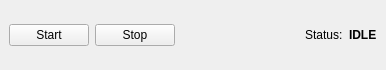
Old version of the form Applications/ctkExampleHost/ctkHostAppExampleWidget.ui in the repository commontk/CTK.
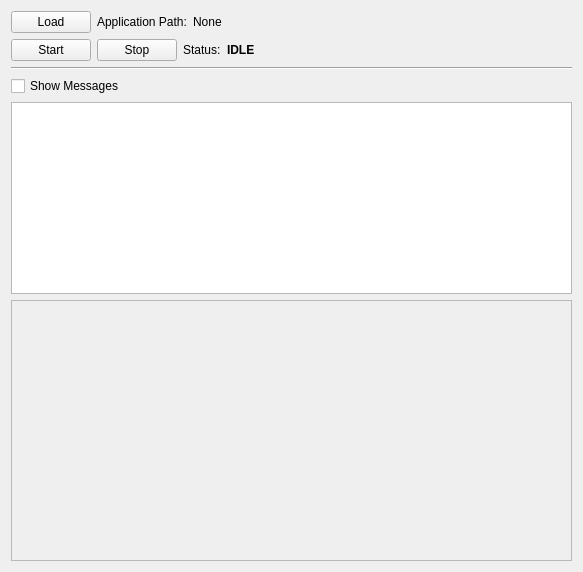
New version of the form.

Commit message: ENH: basic control widget for the application host

What changed in the file:
```diff
--- a/Applications/ctkExampleHost/ctkHostAppExampleWidget.ui
+++ b/Applications/ctkExampleHost/ctkHostAppExampleWidget.ui
@@ -1,26 +1,62 @@
 <?xml version="1.0" encoding="UTF-8"?>
 <ui version="4.0">
  <class>ctkHostAppExampleWidget</class>
- <widget class="QDockWidget" name="ctkHostAppExampleWidget">
+ <widget class="QWidget" name="ctkHostAppExampleWidget">
   <property name="geometry">
    <rect>
     <x>0</x>
     <y>0</y>
-    <width>386</width>
-    <height>70</height>
+    <width>583</width>
+    <height>572</height>
    </rect>
   </property>
-  <property name="features">
-   <set>QDockWidget::DockWidgetFloatable|QDockWidget::DockWidgetMovable</set>
+  <property name="sizePolicy">
+   <sizepolicy hsizetype="Expanding" vsizetype="MinimumExpanding">
+    <horstretch>0</horstretch>
+    <verstretch>0</verstretch>
+   </sizepolicy>
   </property>
-  <property name="allowedAreas">
-   <set>Qt::BottomDockWidgetArea|Qt::TopDockWidgetArea</set>
-  </property>
-  <property name="windowTitle">
-   <string>Host Application Example2</string>
-  </property>
-  <widget class="QWidget" name="dockWidgetContents">
-   <layout class="QHBoxLayout" name="horizontalLayout">
+  <layout class="QVBoxLayout" name="verticalLayout">
+   <item>
+    <layout class="QHBoxLayout" name="horizontalLayout_3">
+     <item>
+      <widget class="QPushButton" name="loadButton">
+       <property name="text">
+        <string>Load</string>
+       </property>
+      </widget>
+     </item>
+     <item>
+      <widget class="QLabel" name="label_2">
+       <property name="text">
+        <string>Application Path:</string>
+       </property>
+      </widget>
+     </item>
+     <item>
+      <widget class="QLabel" name="applicationPathLabel">
+       <property name="text">
+        <string>None</string>
+       </property>
+      </widget>
+     </item>
+     <item>
+      <spacer name="horizontalSpacer_3">
+       <property name="orientation">
+        <enum>Qt::Horizontal</enum>
+       </property>
+       <property name="sizeHint" stdset="0">
+        <size>
+         <width>40</width>
+         <height>20</height>
+        </size>
+       </property>
+      </spacer>
+     </item>
+    </layout>
+   </item>
+   <item>
+    <layout class="QHBoxLayout" name="horizontalLayout_2">
     <item>
      <widget class="QPushButton" name="startButton">
       <property name="text">
@@ -35,19 +71,6 @@
       </property>
      </widget>
     </item>
-    <item>
-     <spacer name="horizontalSpacer">
-      <property name="orientation">
-       <enum>Qt::Horizontal</enum>
-      </property>
-      <property name="sizeHint" stdset="0">
-       <size>
-        <width>107</width>
-        <height>20</height>
-       </size>
-      </property>
-     </spacer>
-    </item>
     <item>
      <widget class="QLabel" name="label">
       <property name="text">
@@ -56,7 +79,7 @@
      </widget>
     </item>
     <item>
-     <widget class="QLabel" name="label_2">
+      <widget class="QLabel" name="statusLabel">
       <property name="font">
        <font>
         <weight>75</weight>
@@ -68,8 +91,79 @@
       </property>
      </widget>
     </item>
-   </layout>
-  </widget>
+     <item>
+      <spacer name="horizontalSpacer">
+       <property name="orientation">
+        <enum>Qt::Horizontal</enum>
+       </property>
+       <property name="sizeHint" stdset="0">
+        <size>
+         <width>107</width>
+         <height>20</height>
+        </size>
+       </property>
+      </spacer>
+     </item>
+    </layout>
+   </item>
+   <item>
+    <widget class="Line" name="line">
+     <property name="orientation">
+      <enum>Qt::Horizontal</enum>
+     </property>
+    </widget>
+   </item>
+   <item>
+    <layout class="QHBoxLayout" name="horizontalLayout">
+     <item>
+      <widget class="QCheckBox" name="checkBox">
+       <property name="text">
+        <string>Show Messages</string>
+       </property>
+      </widget>
+     </item>
+     <item>
+      <spacer name="horizontalSpacer_2">
+       <property name="orientation">
+        <enum>Qt::Horizontal</enum>
+       </property>
+       <property name="sizeHint" stdset="0">
+        <size>
+         <width>107</width>
+         <height>20</height>
+        </size>
+       </property>
+      </spacer>
+     </item>
+    </layout>
+   </item>
+   <item>
+    <widget class="QTextEdit" name="messageOutput">
+     <property name="sizePolicy">
+      <sizepolicy hsizetype="MinimumExpanding" vsizetype="MinimumExpanding">
+       <horstretch>0</horstretch>
+       <verstretch>0</verstretch>
+      </sizepolicy>
+     </property>
+    </widget>
+   </item>
+   <item>
+    <widget class="QFrame" name="placeholderFrame">
+     <property name="sizePolicy">
+      <sizepolicy hsizetype="Expanding" vsizetype="Expanding">
+       <horstretch>0</horstretch>
+       <verstretch>1</verstretch>
+      </sizepolicy>
+     </property>
+     <property name="frameShape">
+      <enum>QFrame::StyledPanel</enum>
+     </property>
+     <property name="frameShadow">
+      <enum>QFrame::Raised</enum>
+     </property>
+    </widget>
+   </item>
+  </layout>
  </widget>
  <resources/>
  <connections>
```
Left out of the diff: 41 changed lines with no effect on the pictures. Lines whose indentation alone changed are shown as unchanged. The commit also changes 2 other files.
